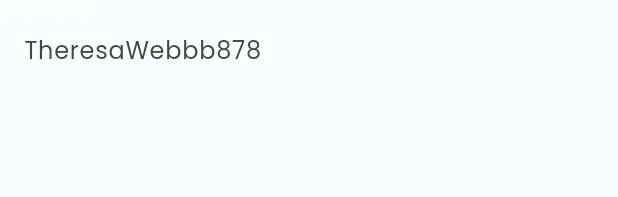
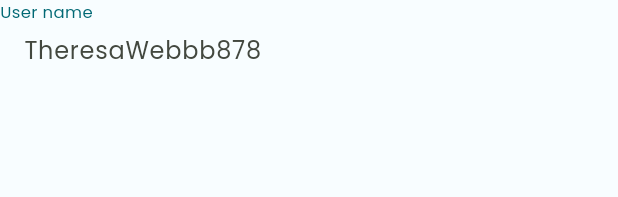
Before and after one commit to MuhammadTalhaTaj/Flutter-Restaurant-Desktop-Application-, a Flutter app: the PICustomTextField widget shown alone on an empty page, opened directly, on a phone screen of 412 x 824 dp. Shown: the top 197 px of the screen. Run offline on Flutter 3.47's test engine with Material 2 defaults, Android fonts, the phone set to English and light mode, and no system bars; our stand-ins replace animated_text_kit, country_picker, fl_chart, flutter_riverpod, google_fonts; missing offline and left inert: language_picker.

Commit message:
some changes in profile screen

```diff
--- a/lib/views/settings/components/ScreensofprofileScreens/components/customtextfield.dart
+++ b/lib/views/settings/components/ScreensofprofileScreens/components/customtextfield.dart
@@ -1,4 +1,5 @@
 import 'package:flutter/material.dart';
+import 'package:intel_comm_flutter/constants/textStyles.dart';
 class PICustomTextField extends StatelessWidget {
   final upperText;
   final text;
@@ -11,7 +12,7 @@ class PICustomTextField extends StatelessWidget {
       crossAxisAlignment: CrossAxisAlignment.start,
 
       children: [
-        Text(upperText,style: TextStyle(fontSize: 11,color: Colors.white70),),
+        Text(upperText,style: bodyTextStyle(context).copyWith(fontSize: 11,),),
         Container(
           height: 35,
           width: 300,
--- a/lib/views/settings/components/ScreensofprofileScreens/personalinformationScreen.dart
+++ b/lib/views/settings/components/ScreensofprofileScreens/personalinformationScreen.dart
@@ -30,10 +30,12 @@ class _PersonalInformationScreenState extends State<PersonalInformationScreen> {
             mainAxisAlignment: MainAxisAlignment.start,
             children: [
               Container(
+
                 width: 300,
                 height: 50,
                 child: RadioListTile(
-                  title: Text("Male"),
+
+                  title: Text("Male",style: bodyTextStyle(context),),
                   value: "male",
                   groupValue: gender,
                   onChanged: (value) {
@@ -48,7 +50,7 @@ class _PersonalInformationScreenState extends State<PersonalInformationScreen> {
                 width: 300,
                 height: 50,
                 child: RadioListTile(
-                  title: Text("Female"),
+                  title: Text("Female",style: bodyTextStyle(context),),
                   value: "female",
                   groupValue: gender,
                   onChanged: (value) {
```
Also changed, not shown: lib/views/welcome/welcome.dart (line endings or trailing spaces).
